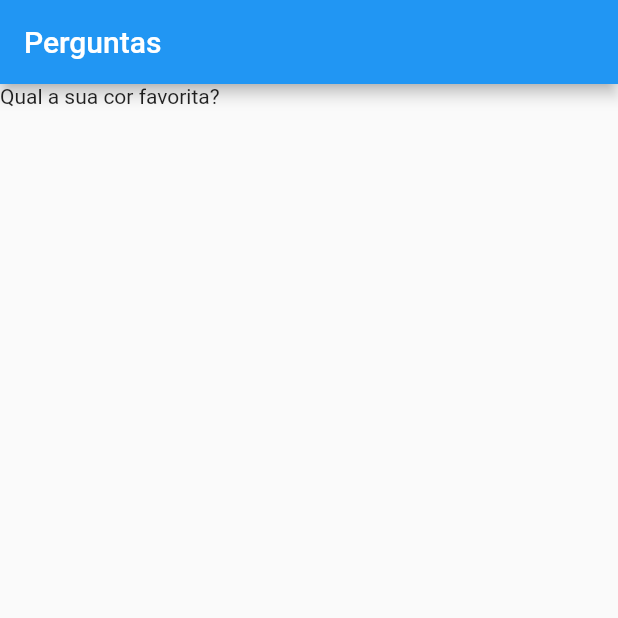
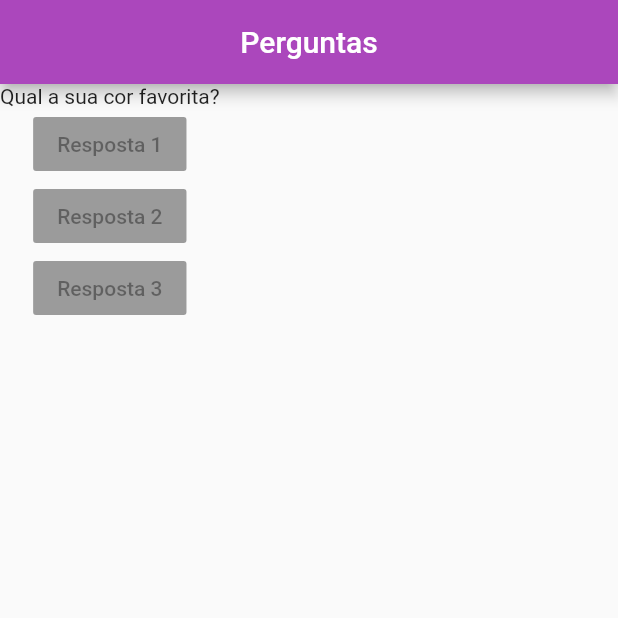
Before and after one commit to jesifreire/ProjetoQuizFlutter, a Flutter app: the screen it shows after launch, on a phone screen of 412 x 824 dp, the top half of it. Run offline on Flutter 3.47's test engine with Material 2 defaults, Android fonts, the phone set to English and light mode, and no system bars.

Commit message:
Commit 2

```diff
--- a/projeto_perguntas/lib/main.dart
+++ b/projeto_perguntas/lib/main.dart
@@ -16,10 +16,24 @@ class PerguntaApp extends StatelessWidget {
       home: Scaffold(
         appBar: AppBar(
           title: Text('Perguntas'),
+          backgroundColor: Colors.purple[400],
+          centerTitle: true,
         ),
         body: Column(
           children: <Widget>[
             Text(Perguntas[0]),
+            RaisedButton(
+              child: Text('Resposta 1'),
+              onPressed: null,
+            ),
+            RaisedButton(
+              child: Text('Resposta 2'),
+              onPressed: null,
+            ),
+            RaisedButton(
+              child: Text('Resposta 3'),
+              onPressed: null,
+            ),
           ],
         ),
       ),
```
